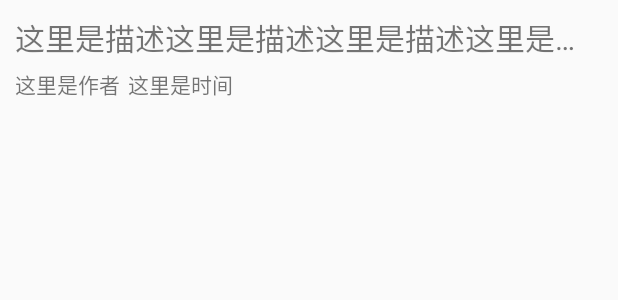
After one commit to YGragon/foodie, an Android app: the layout item_vedio_list.xml on its own in the app's theme, with its tools: preview values and no code run, on a phone screen of 412 x 824 dp. The commit adds this screen. Shown: the top 300 px of the screen. Run offline under Robolectric (Android 15) with nearby library versions, the phone set to English and light mode, and no system bars.

Commit message:
实现了爽看视频模块，缓存、分页待优化

```diff
--- a/app/src/main/AndroidManifest.xml
+++ b/app/src/main/AndroidManifest.xml
@@ -132,7 +132,7 @@
             android:exported="true"
             android:screenOrientation="portrait"
             android:theme="@android:style/Theme.Translucent.NoTitleBar" />
-        <activity android:name=".activity.ChangeNightModelActivity"></activity>
+        <activity android:name=".activity.VedioActivity"></activity>
     </application>
 
 </manifest>
--- a/app/src/main/java/com/dongxi/foodie/activity/MusicActivity.java
+++ b/app/src/main/java/com/dongxi/foodie/activity/MusicActivity.java
@@ -24,7 +24,7 @@ public class MusicActivity extends AppCompatActivity {
         mpv = (MusicPlayerView) findViewById(R.id.mpv);
 
 //
-        mediaPlayer = MediaPlayer.create(this, R.raw.taotai);
+        mediaPlayer = MediaPlayer.create(this, R.raw.givemehappy);
 
         mpv.setCoverURL("https://upload.wikimedia.org/wikipedia/en/b/b3/MichaelsNumberOnes.JPG");
 
--- /dev/null
+++ b/app/src/main/res/layout/item_vedio_list.xml
@@ -0,0 +1,36 @@
+<?xml version="1.0" encoding="utf-8"?>
+<RelativeLayout xmlns:android="http://schemas.android.com/apk/res/android"
+    android:layout_width="match_parent"
+    android:layout_height="match_parent"
+    android:padding="10dp"
+    >
+
+    <TextView
+        android:id="@+id/tv_vedio_dec"
+        android:layout_width="match_parent"
+        android:layout_height="wrap_content"
+        android:ellipsize="end"
+        android:singleLine="true"
+        android:text="这里是描述这里是描述这里是描述这里是描述这里是描述这里是描述"
+        android:textSize="20sp"
+        />
+        <TextView
+            android:id="@+id/tv_vedio_author"
+            android:layout_width="wrap_content"
+            android:layout_height="wrap_content"
+            android:layout_below="@id/tv_vedio_dec"
+            android:layout_marginTop="5dp"
+            android:text="这里是作者"
+            />
+        <TextView
+            android:id="@+id/tv_vedio_time"
+            android:layout_width="wrap_content"
+            android:layout_height="wrap_content"
+            android:layout_toRightOf="@id/tv_vedio_author"
+            android:layout_below="@id/tv_vedio_dec"
+            android:layout_marginTop="5dp"
+            android:layout_marginLeft="5dp"
+            android:text="这里是时间"
+            />
+
+</RelativeLayout>
```
Also changed, not shown: app/src/main/java/com/dongxi/foodie/activity/ChangeNightModelActivity.java (deleted, +0 -15 lines), app/src/main/java/com/dongxi/foodie/activity/MainActivity.java (+22 -24 lines), app/src/main/java/com/dongxi/foodie/activity/VedioActivity.java (added, +154 -0 lines), app/src/main/java/com/dongxi/foodie/bean/VedioInfo.java (added, +68 -0 lines), app/src/main/res/layout/activity_change_night_model.xml (deleted, +0 -12 lines), app/src/main/res/layout/activity_vedio.xml (added, +15 -0 lines), 1 other file.
